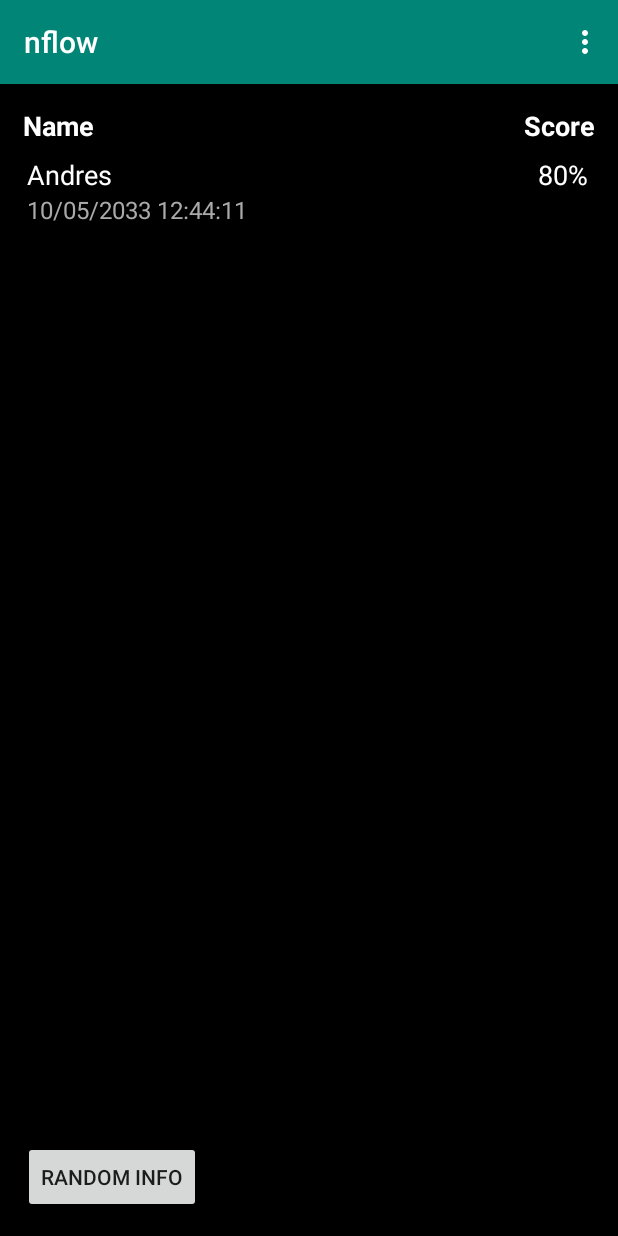
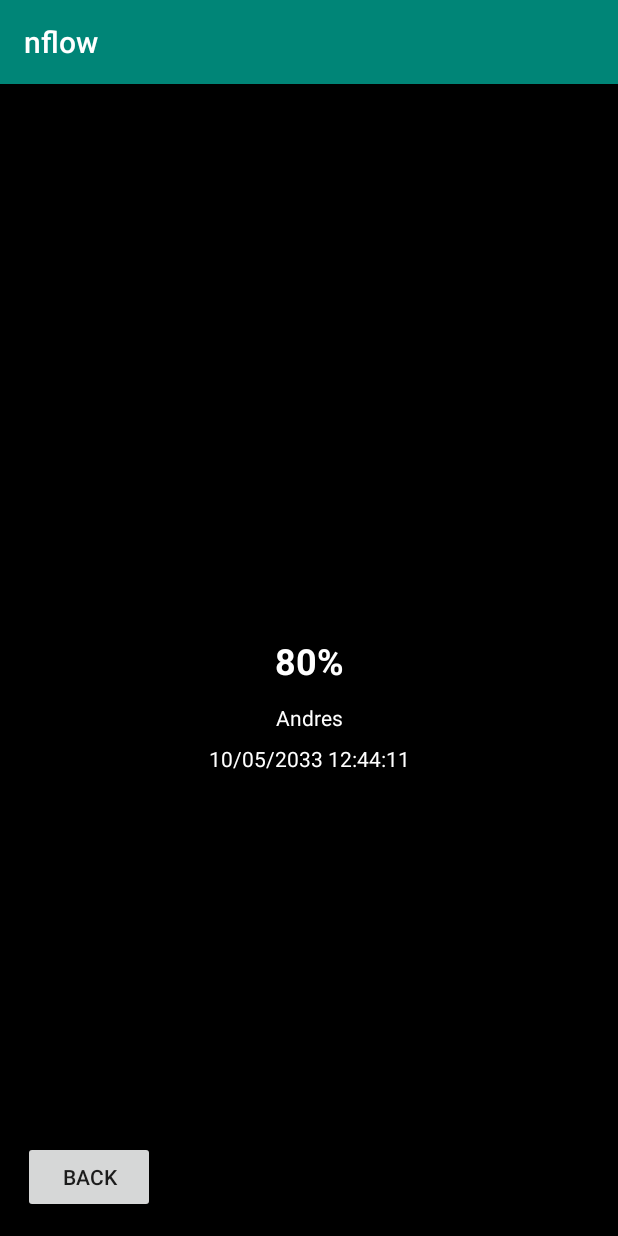
Before and after one commit to RodjFlores/Neuroflow, an Android app: the screen it shows after launch (MainActivity before the commit, ScoreScreenActivity after it), after a tap on "RANDOM INFO", on a phone screen of 412 x 824 dp. Run offline under Robolectric (Android 15) with nearby library versions, the phone set to English and light mode, and no system bars.

Commit message:
finished 3 and 4, fixed some logic from 2. New Score Layout

```diff
--- a/app/build.gradle
+++ b/app/build.gradle
@@ -27,4 +27,6 @@ dependencies {
     androidTestImplementation 'com.android.support.test:runner:1.0.2'
     androidTestImplementation 'com.android.support.test.espresso:espresso-core:3.0.2'
     implementation 'com.android.support:recyclerview-v7:28.0.0'
+    implementation 'com.android.volley:volley:1.1.0'
+
 }
--- a/app/src/main/AndroidManifest.xml
+++ b/app/src/main/AndroidManifest.xml
@@ -2,7 +2,8 @@
 <manifest xmlns:android="http://schemas.android.com/apk/res/android"
     package="com.example.nflow">
 
-    <uses-permission android:name="android.permission.INTERNET"/>
+    <uses-permission android:name="android.permission.INTERNET" />
+
     <application
         android:allowBackup="true"
         android:icon="@mipmap/ic_launcher"
@@ -10,6 +11,9 @@ package="com.example.nflow">
         android:roundIcon="@mipmap/ic_launcher_round"
         android:supportsRtl="true"
         android:theme="@style/AppTheme">
+        <activity android:name=".LOCALDATAactivity"></activity>
+        <activity android:name=".JSONactivity" />
+        <activity android:name=".ScoreScreenActivity" />
         <activity
             android:name=".MainActivity"
             android:label="@string/app_name"
--- a/app/src/main/java/com/example/nflow/Info.java
+++ b/app/src/main/java/com/example/nflow/Info.java
@@ -5,19 +5,31 @@ import android.icu.text.DateFormat;
 import android.icu.text.SimpleDateFormat;
 import java.util.Date;
 
-public class Info extends MainActivity {
+public class Info extends MainActivity implements Comparable<Info> {
     String name;
     String score;
     String date;
+    Long dateLong;
 
 
-    Info(String n, int s, long d){
+    Info(String n, String s, String d){
         this.name = n;
-        this.score = Integer.toString(s);
+        this.score = s;
 
         DateFormat simple = new SimpleDateFormat("dd/MM/yyyy HH:mm:ss");
-        Date result = new Date(d);
+        Date result = new Date(Long.parseLong(d));
+        this.dateLong = Long.parseLong(d);
 
         this.date = simple.format(result);
     }
+    public Long getDateTime(){
+        //Date result = new Date(Long.parseLong(date));
+        return dateLong;
+    }
+    public int compareTo(Info i) {
+        if(getDateTime() == null || i.getDateTime() == null){
+            return 0;
+        }
+        return getDateTime().compareTo(i.getDateTime());
+    }
 }
--- a/app/src/main/java/com/example/nflow/MainActivity.java
+++ b/app/src/main/java/com/example/nflow/MainActivity.java
@@ -1,8 +1,7 @@
 package com.example.nflow;
 
+import android.content.Intent;
 import android.os.Bundle;
-import android.support.design.widget.FloatingActionButton;
-import android.support.design.widget.Snackbar;
 import android.support.v7.app.AppCompatActivity;
 import android.support.v7.widget.LinearLayoutManager;
 import android.support.v7.widget.RecyclerView;
@@ -11,19 +10,15 @@ import android.util.Log;
 import android.view.View;
 import android.view.Menu;
 import android.view.MenuItem;
-import android.widget.RelativeLayout;
-import android.widget.TextView;
 
-import java.lang.reflect.Array;
 import java.util.ArrayList;
-import java.util.List;
 
 public class MainActivity extends AppCompatActivity {
 
     private static final String TAG = "MyActivity";
 
-    public ArrayList<Info> mInfo = new ArrayList<>();
-    public ArrayList<Info> mInfo2 = new ArrayList<>();
+    public ArrayList<Info> mInfo = new ArrayList<>(); //first story data
+    public ArrayList<Info> mInfo2 = new ArrayList<>();// 2nd
 
 
     @Override
@@ -33,38 +28,76 @@ public class MainActivity extends AppCompatActivity {
         Toolbar toolbar = findViewById(R.id.toolbar);
         setSupportActionBar(toolbar);
 
-        initInfo(); //local data set
+        setLocalDataset2(); //2nd story
 
         long unixTime = System.currentTimeMillis();
-        Info p1 = new Info("Rod Main Screen",99, unixTime);
-        mInfo2.add(p1);
-        initRecyclerView(mInfo2);
+        Info p1 = new Info("Rod Main Screen","99", Long.toString(unixTime));
+        mInfo.add(p1);
+        initRecyclerView(mInfo);
 
-        Log.d(TAG,mInfo2.get(0).toString());
-
-
+        Log.d(TAG,mInfo.get(0).toString());
 
     }
 
+    //For the random button screen--------------------------------------
+    //------------------------------------------------------------------
+
+    public void rButton(View view){
+        Bundle b = new Bundle();
+        ArrayList<Info> bundleList = randomInfo();
+
+        b.putString("name",bundleList.get(0).name);
+        b.putString("date",bundleList.get(0).date);
+        b.putString("score",bundleList.get(0).score);
+
+        Intent myIntent = new Intent(view.getContext(), ScoreScreenActivity.class);
+        myIntent.putExtras(b);
+        startActivityForResult(myIntent, 0);
+    }
+
+    private ArrayList<Info> randomInfo(){
+        Log.d(TAG,"------------");
+        Log.d(TAG,"------CLICKED------");
+        Log.d(TAG,"------------");
 
 
-    //For the random button screen
-
-    private void randomInfo(){
-        double roll = Math.random() * mInfo.size();
+        double roll = Math.random() * mInfo2.size();
         int randomIndex = (int) roll;
 
+        ArrayList<Info> newList = new ArrayList<>();
+        newList.add(mInfo2.get(randomIndex));
 
-        ArrayList<Info> newList = new ArrayList<>();
-        newList.add(mInfo.get(randomIndex));
-        initRecyclerView(newList);
+        Log.d(TAG,newList.get(0).name);
+        Log.d(TAG,newList.get(0).date);
+        Log.d(TAG,newList.get(0).score);
 
+        return newList;
     }
-    private void initInfo(){
-        mInfo.add(new Info("Tory",100, 1536341851000L));
-        mInfo.add(new Info("Ryan",90, 1537777851000L));
-        mInfo.add(new Info("Andres",80, 1999341851000L));
-        //initRecyclerView();
+
+    // Third Story Local Dataset Setup------------------------------------------------------------------
+    //------------------------------------------------------------------
+
+    public void buttonForLocal(View view){
+        Intent myIntent = new Intent(view.getContext(), LOCALDATAactivity.class);
+        startActivityForResult(myIntent, 0);
+    }
+
+    // Fourth Story URL set------------------------------------------------------------------
+    //------------------------------------------------------------------
+
+    public void buttonForJSON(View view){
+        Intent myIntent = new Intent(view.getContext(), JSONactivity.class);
+        startActivityForResult(myIntent, 0);
+    }
+
+
+    //------------------------------------------------------------------
+    //------------------------------------------------------------------
+
+    private void setLocalDataset2(){ //this sets the dataset for the 2nd story
+        mInfo2.add(new Info("Tory","100", "1536341851000"));
+        mInfo2.add(new Info("Ryan","90", "1537777851000"));
+        mInfo2.add(new Info("Andres","80", "1999341851000"));
     }
     private void initRecyclerView(ArrayList<Info> info){
         RecyclerView recyclerView = findViewById(R.id.my_recycler_view);
@@ -73,9 +106,8 @@ public class MainActivity extends AppCompatActivity {
         recyclerView.setLayoutManager(new LinearLayoutManager(this));
     }
 
-    public void randomButton(View view){
-        randomInfo();
-    }
+
+
 
     @Override
     public boolean onCreateOptionsMenu(Menu menu) {
--- /dev/null
+++ b/app/src/main/java/com/example/nflow/ScoreScreenActivity.java
@@ -0,0 +1,43 @@
+package com.example.nflow;
+
+import android.content.Intent;
+import android.support.v7.app.AppCompatActivity;
+import android.os.Bundle;
+import android.view.View;
+import android.widget.TextView;
+
+import java.util.ArrayList;
+
+public class ScoreScreenActivity extends AppCompatActivity {
+
+    public TextView tvName,tvScore,tvDate;
+
+
+    @Override
+    protected void onCreate(Bundle savedInstanceState) {
+        super.onCreate(savedInstanceState);
+        setContentView(R.layout.activity_score_screen);
+
+        setText();
+    }
+
+    public void setText(){
+        Bundle b = getIntent().getExtras();
+
+
+        tvName = findViewById(R.id.ssName);
+        tvDate = findViewById(R.id.ssDate);
+        tvScore = findViewById(R.id.ssScore);
+
+        tvName.setText(b.getString("name"));
+        tvScore.setText(b.getString("score") + "%");
+        tvDate.setText(b.getString("date"));
+        b.clear();
+    }
+
+    public void backButton(View view){
+        //Intent myIntent = new Intent(view.getContext(), MainActivity.class);
+        //startActivityForResult(myIntent, 0);
+        this.finish();
+    }
+}
--- /dev/null
+++ b/app/src/main/res/layout/activity_score_screen.xml
@@ -0,0 +1,57 @@
+<?xml version="1.0" encoding="utf-8"?>
+<android.support.constraint.ConstraintLayout
+    xmlns:android="http://schemas.android.com/apk/res/android"
+    xmlns:app="http://schemas.android.com/apk/res-auto"
+    xmlns:tools="http://schemas.android.com/tools"
+    android:layout_width="match_parent"
+    android:background="#000000"
+
+    android:layout_height="match_parent">
+
+    <TextView
+        android:id="@+id/ssScore"
+        android:layout_width="wrap_content"
+        android:layout_height="wrap_content"
+        android:text="Score"
+        android:textColor="@android:color/white"
+        android:textSize="24sp"
+        android:textStyle="bold"
+        app:layout_constraintBottom_toBottomOf="parent"
+        app:layout_constraintEnd_toEndOf="parent"
+        app:layout_constraintStart_toStartOf="parent"
+        app:layout_constraintTop_toTopOf="parent" />
+
+    <TextView
+        android:id="@+id/ssName"
+        android:layout_width="wrap_content"
+        android:layout_height="wrap_content"
+        android:layout_marginTop="12dp"
+        android:text="Name"
+        android:textColor="@android:color/white"
+        app:layout_constraintEnd_toEndOf="parent"
+        app:layout_constraintStart_toStartOf="parent"
+        app:layout_constraintTop_toBottomOf="@+id/ssScore" />
+
+    <TextView
+        android:id="@+id/ssDate"
+        android:layout_width="wrap_content"
+        android:layout_height="wrap_content"
+        android:layout_marginTop="8dp"
+        android:text="Date"
+        android:textColor="@android:color/white"
+
+        app:layout_constraintEnd_toEndOf="parent"
+        app:layout_constraintStart_toStartOf="parent"
+        app:layout_constraintTop_toBottomOf="@+id/ssName" />
+
+    <Button
+        android:id="@+id/backButton"
+        android:layout_width="wrap_content"
+        android:layout_height="wrap_content"
+        android:layout_marginStart="15dp"
+        android:layout_marginBottom="15dp"
+        android:text="Back"
+        android:onClick="backButton"
+        app:layout_constraintBottom_toBottomOf="parent"
+        app:layout_constraintStart_toStartOf="parent" />
+</android.support.constraint.ConstraintLayout>
--- a/app/src/main/res/values/strings.xml
+++ b/app/src/main/res/values/strings.xml
@@ -2,4 +2,5 @@
     <string name="app_name">nflow</string>
     <string name="action_settings">Settings</string>
     <string name="headerName">Name</string>
+    <string name="title_activity_urlactivity">URLactivity</string>
 </resources>
```
Also changed, not shown: app/src/main/java/com/example/nflow/JSONactivity.java (added, +166 -0 lines), app/src/main/java/com/example/nflow/LOCALDATAactivity.java (added, +108 -0 lines), app/src/main/java/com/example/nflow/RecyclerViewAdapter.java (+15 -1 lines), app/src/main/res/layout/content_main.xml (+23 -1 lines), app/src/main/res/layout/listview.xml (added, +104 -0 lines). Lines whose indentation alone changed are shown as unchanged.
